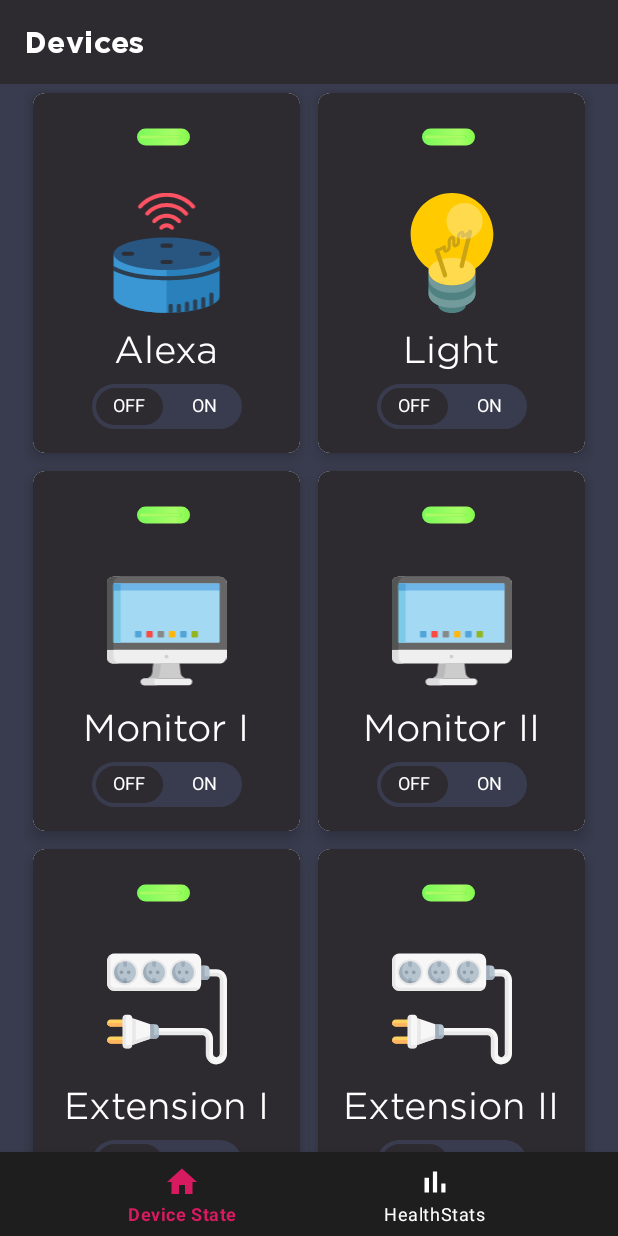
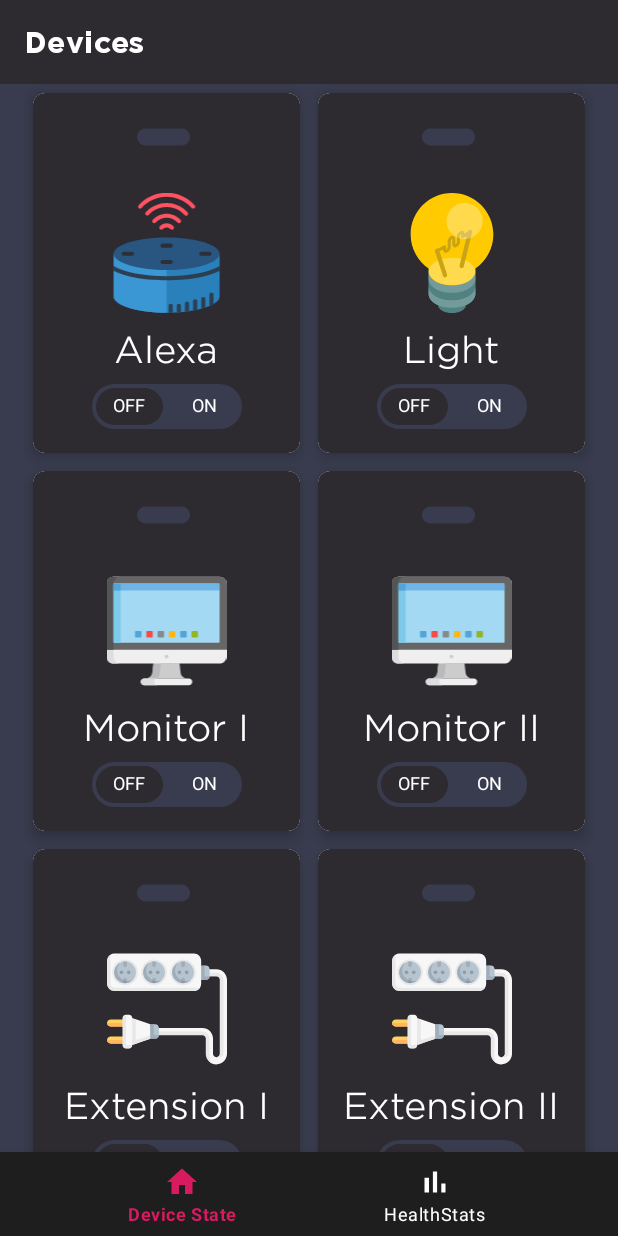
Before and after one commit to jasmeet0915/D.R.A.N.Z.E.R, an Android app: the screen it shows after launch (DranzerActivity), on a phone screen of 412 x 824 dp. Run offline under Robolectric (Android 15) with nearby library versions, the phone set to English and light mode, and no system bars; our stand-ins replace navigation-ui.

Commit message:
Adds `devices_state_drawable_off` drawable to handle device switch off

```diff
--- a/dranzer-app/app/src/main/java/com/developers/dranzer/ui/devices/DeviceListAdapter.kt
+++ b/dranzer-app/app/src/main/java/com/developers/dranzer/ui/devices/DeviceListAdapter.kt
@@ -3,6 +3,9 @@ package com.developers.dranzer.ui.devices
 import android.view.LayoutInflater
 import android.view.View
 import android.view.ViewGroup
+import android.widget.ImageView
+import androidx.appcompat.widget.SwitchCompat
+import androidx.core.content.ContextCompat
 import androidx.recyclerview.widget.ListAdapter
 import androidx.recyclerview.widget.RecyclerView
 import com.developers.dranzer.R
@@ -15,6 +18,9 @@ class DeviceListAdapter : ListAdapter<DranzerDevice, DeviceListViewHolder>(Devic
     override fun onCreateViewHolder(parent: ViewGroup, viewType: Int): DeviceListViewHolder {
         val view = LayoutInflater.from(parent.context)
                 .inflate(R.layout.row_device, parent, false)
+        (view.deviceSwitch as SwitchCompat).setOnCheckedChangeListener { _, isChecked ->
+            toggleDeviceState(view.deviceState, isChecked)
+        }
         return DeviceListViewHolder(view)
     }
 
@@ -30,4 +36,19 @@ class DeviceListAdapter : ListAdapter<DranzerDevice, DeviceListViewHolder>(Devic
         }
     }
 
+    private fun toggleDeviceState(deviceStateView: ImageView, isChecked: Boolean) {
+        if (isChecked) {
+            val deviceStateOn = ContextCompat.getDrawable(
+                deviceStateView.context,
+                R.drawable.device_state_drawable_on
+            )
+            deviceStateView.deviceState.setImageDrawable(deviceStateOn)
+        } else {
+            val deviceStateOn = ContextCompat.getDrawable(
+                deviceStateView.context,
+                R.drawable.device_state_drawable_off
+            )
+            deviceStateView.deviceState.setImageDrawable(deviceStateOn)
+        }
+    }
 }
--- a/dranzer-app/app/src/main/res/drawable/device_state_drawable.xml
+++ /dev/null
@@ -1,48 +0,0 @@
-<selector xmlns:android="http://schemas.android.com/apk/res/android">
-    <item>
-        <layer-list>
-            <item android:right="5dp" android:top="0dp">
-                <shape>
-                    <corners android:radius="50dp" />
-                    <gradient android:centerColor="#a8fd67" android:centerX="70%" android:endColor="#83f94d" android:startColor="#79f959" android:type="linear" />
-                </shape>
-            </item>
-            <item android:bottom="5dp" android:left="2dp" android:right="10dp" android:top="5dp">
-                <shape android:shape="rectangle">
-                    <corners android:radius="50dp" />
-                    <gradient android:angle="90" android:centerColor="#a8fd67" android:centerX="60%" android:endColor="#83f94d" android:startColor="#7cf95a" android:type="linear" />
-                    <size android:width="28dp" android:height="2dp" />
-                    <stroke android:width="0.5dp" android:color="#7cf95a" />
-                </shape>
-            </item>
-            <item android:bottom="5dp" android:left="2dp" android:right="10dp" android:top="5dp">
-                <shape android:shape="rectangle">
-                    <corners android:radius="50dp" />
-
-                    <gradient android:angle="90" android:centerColor="#7cf95a" android:centerX="50%" android:endColor="#83f94d" android:startColor="@android:color/transparent" android:type="linear" />
-
-                    <size android:width="28dp" android:height="2dp" />
-                </shape>
-            </item>
-            <item android:bottom="5dp" android:left="2dp" android:right="10dp" android:top="5dp">
-                <shape android:shape="rectangle">
-                    <corners android:radius="50dp" />
-
-                    <gradient android:angle="360" android:centerColor="#abfa65" android:centerX="5%" android:endColor="#83f94d" android:gradientRadius="360" android:startColor="#7cf95a" android:type="sweep" />
-
-                    <size android:width="28dp" android:height="2dp" />
-                </shape>
-            </item>
-            <item android:bottom="5dp" android:left="2dp" android:right="10dp" android:top="5dp">
-                <shape android:shape="rectangle">
-                    <corners android:radius="50dp" />
-
-                    <gradient android:angle="360" android:centerColor="#abfa65" android:centerX="95%" android:endColor="#7df94c" android:gradientRadius="360" android:startColor="#7cf95a" android:type="sweep" />
-
-                    <size android:width="28dp" android:height="2dp" />
-                </shape>
-            </item>
-        </layer-list>
-    </item>
-
-</selector>
--- /dev/null
+++ b/dranzer-app/app/src/main/res/drawable/device_state_drawable_off.xml
@@ -0,0 +1,102 @@
+<layer-list xmlns:android="http://schemas.android.com/apk/res/android">
+    <item
+        android:right="5dp"
+        android:top="0dp">
+        <shape>
+            <corners android:radius="50dp" />
+            <gradient
+                android:centerColor="@color/colorPrimaryLight"
+                android:centerX="70%"
+                android:endColor="@color/colorPrimaryLight"
+                android:startColor="@color/colorPrimaryLight"
+                android:type="linear" />
+        </shape>
+    </item>
+    <item
+        android:bottom="5dp"
+        android:left="2dp"
+        android:right="10dp"
+        android:top="5dp">
+        <shape android:shape="rectangle">
+            <corners android:radius="50dp" />
+            <gradient
+                android:angle="90"
+                android:centerColor="@color/colorPrimaryLight"
+                android:centerX="60%"
+                android:endColor="@color/colorPrimaryLight"
+                android:startColor="@color/colorPrimaryLight"
+                android:type="linear" />
+            <size
+                android:height="2dp"
+                android:width="28dp" />
+            <stroke
+                android:color="@color/colorPrimaryLight"
+                android:width="0.5dp" />
+        </shape>
+    </item>
+    <item
+        android:bottom="5dp"
+        android:left="2dp"
+        android:right="10dp"
+        android:top="5dp">
+        <shape android:shape="rectangle">
+            <corners android:radius="50dp" />
+
+            <gradient
+                android:angle="90"
+                android:centerColor="@color/colorPrimaryLight"
+                android:centerX="50%"
+                android:endColor="@color/colorPrimaryLight"
+                android:startColor="@android:color/transparent"
+                android:type="linear" />
+
+            <size
+                android:height="2dp"
+                android:width="28dp" />
+        </shape>
+    </item>
+    <item
+        android:bottom="5dp"
+        android:left="2dp"
+        android:right="10dp"
+        android:top="5dp">
+        <shape android:shape="rectangle">
+            <corners android:radius="50dp" />
+
+            <gradient
+                android:angle="360"
+                android:centerColor="@color/colorPrimaryLight"
+                android:centerX="5%"
+                android:endColor="@color/colorPrimaryLight"
+                android:gradientRadius="360"
+                android:startColor="@color/colorPrimaryLight"
+                android:type="sweep" />
+
+            <size
+                android:height="2dp"
+                android:width="28dp" />
+        </shape>
+    </item>
+    <item
+        android:bottom="5dp"
+        android:left="2dp"
+        android:right="10dp"
+        android:top="5dp">
+        <shape android:shape="rectangle">
+            <corners android:radius="50dp" />
+
+            <gradient
+                android:angle="360"
+                android:centerColor="@color/colorPrimaryLight"
+                android:centerX="95%"
+                android:endColor="@color/colorPrimaryLight"
+                android:gradientRadius="360"
+                android:startColor="@color/colorPrimaryLight"
+                android:type="sweep" />
+
+            <size
+                android:height="2dp"
+                android:width="28dp" />
+        </shape>
+    </item>
+</layer-list>
--- /dev/null
+++ b/dranzer-app/app/src/main/res/drawable/device_state_drawable_on.xml
@@ -0,0 +1,102 @@
+<layer-list xmlns:android="http://schemas.android.com/apk/res/android">
+    <item
+        android:right="5dp"
+        android:top="0dp">
+        <shape>
+            <corners android:radius="50dp" />
+            <gradient
+                android:centerColor="#a8fd67"
+                android:centerX="70%"
+                android:endColor="#83f94d"
+                android:startColor="#79f959"
+                android:type="linear" />
+        </shape>
+    </item>
+    <item
+        android:bottom="5dp"
+        android:left="2dp"
+        android:right="10dp"
+        android:top="5dp">
+        <shape android:shape="rectangle">
+            <corners android:radius="50dp" />
+            <gradient
+                android:angle="90"
+                android:centerColor="@android:color/transparent"
+                android:centerX="60%"
+                android:endColor="@android:color/transparent"
+                android:startColor="@android:color/transparent"
+                android:type="linear" />
+            <size
+                android:height="2dp"
+                android:width="28dp" />
+            <stroke
+                android:color="@android:color/transparent"
+                android:width="0.5dp" />
+        </shape>
+    </item>
+    <item
+        android:bottom="5dp"
+        android:left="2dp"
+        android:right="10dp"
+        android:top="5dp">
+        <shape android:shape="rectangle">
+            <corners android:radius="50dp" />
+
+            <gradient
+                android:angle="90"
+                android:centerColor="@android:color/transparent"
+                android:centerX="50%"
+                android:endColor="@android:color/transparent"
+                android:startColor="@android:color/transparent"
+                android:type="linear" />
+
+            <size
+                android:height="2dp"
+                android:width="28dp" />
+        </shape>
+    </item>
+    <item
+        android:bottom="5dp"
+        android:left="2dp"
+        android:right="10dp"
+        android:top="5dp">
+        <shape android:shape="rectangle">
+            <corners android:radius="50dp" />
+
+            <gradient
+                android:angle="360"
+                android:centerColor="@android:color/transparent"
+                android:centerX="5%"
+                android:endColor="@android:color/transparent"
+                android:gradientRadius="360"
+                android:startColor="@android:color/transparent"
+                android:type="sweep" />
+
+            <size
+                android:height="2dp"
+                android:width="28dp" />
+        </shape>
+    </item>
+    <item
+        android:bottom="5dp"
+        android:left="2dp"
+        android:right="10dp"
+        android:top="5dp">
+        <shape android:shape="rectangle">
+            <corners android:radius="50dp" />
+
+            <gradient
+                android:angle="360"
+                android:centerColor="@android:color/transparent"
+                android:centerX="95%"
+                android:endColor="@android:color/transparent"
+                android:gradientRadius="360"
+                android:startColor="@android:color/transparent"
+                android:type="sweep" />
+
+            <size
+                android:height="2dp"
+                android:width="28dp" />
+        </shape>
+    </item>
+</layer-list>
--- a/dranzer-app/app/src/main/res/layout/row_device.xml
+++ b/dranzer-app/app/src/main/res/layout/row_device.xml
@@ -19,7 +19,7 @@
             android:layout_width="wrap_content"
             android:layout_height="0dp"
             android:layout_marginTop="8dp"
-            android:src="@drawable/device_state_drawable"
+            android:src="@drawable/device_state_drawable_off"
             app:layout_constraintBottom_toTopOf="@+id/deviceImage"
             app:layout_constraintEnd_toEndOf="parent"
             app:layout_constraintStart_toStartOf="parent"
@@ -61,6 +61,7 @@
             android:minHeight="30dp"
             android:textOff="@string/device_off_text"
             android:textOn="@string/device_on_text"
+            android:checked="false"
             app:layout_constraintBottom_toBottomOf="parent"
             app:layout_constraintEnd_toEndOf="parent"
             app:layout_constraintStart_toStartOf="parent"
```
